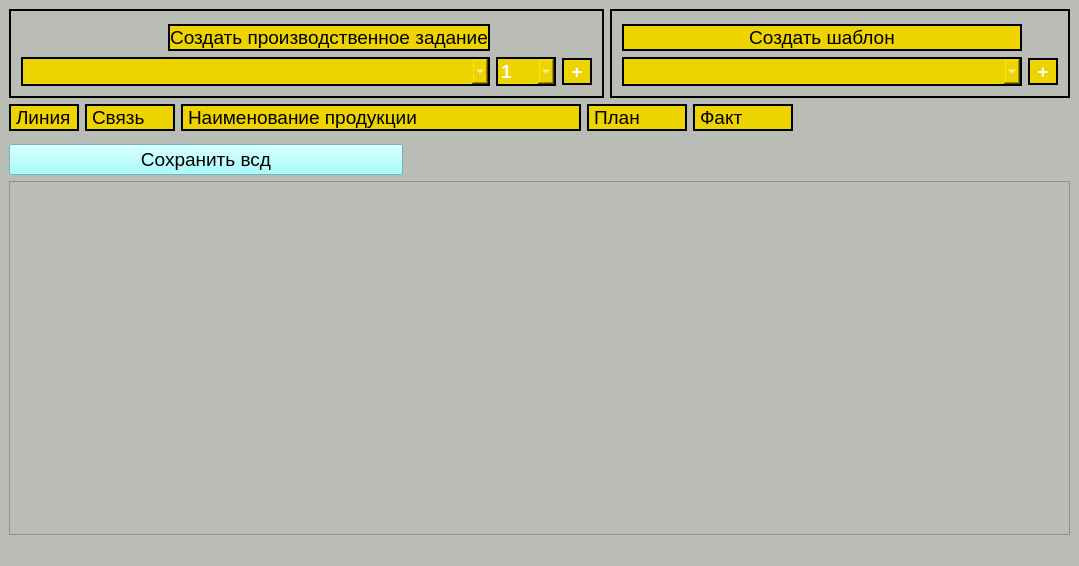
Before: the Qt Designer form mainwindow.ui in avovana/master_labeling, drawn with Qt 5.
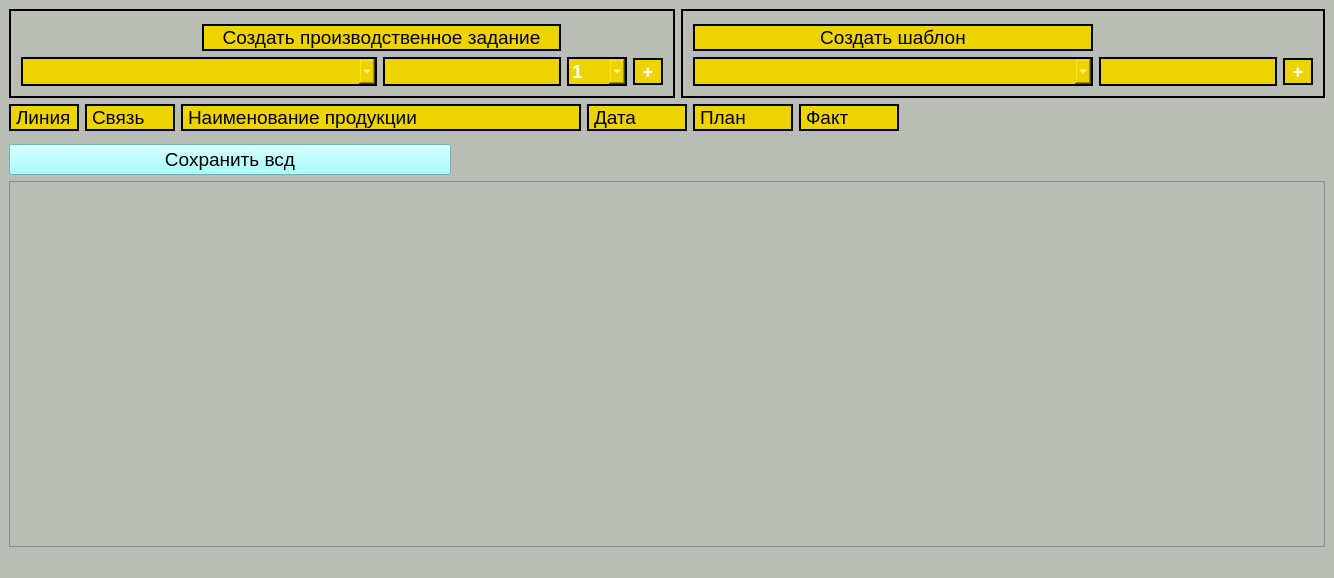
After: the same form once the commit is applied.

Commit message: Finished multitask support

```diff
--- a/mainwindow.ui
+++ b/mainwindow.ui
@@ -6,8 +6,8 @@
    <rect>
     <x>0</x>
     <y>0</y>
-    <width>1079</width>
-    <height>566</height>
+    <width>1157</width>
+    <height>578</height>
    </rect>
   </property>
   <property name="windowTitle">
@@ -131,6 +131,42 @@
         </property>
        </widget>
       </item>
+      <item>
+       <widget class="QLabel" name="date_label">
+        <property name="sizePolicy">
+         <sizepolicy hsizetype="Fixed" vsizetype="Fixed">
+          <horstretch>0</horstretch>
+          <verstretch>0</verstretch>
+         </sizepolicy>
+        </property>
+        <property name="minimumSize">
+         <size>
+          <width>100</width>
+          <height>0</height>
+         </size>
+        </property>
+        <property name="maximumSize">
+         <size>
+          <width>90</width>
+          <height>16777215</height>
+         </size>
+        </property>
+        <property name="font">
+         <font>
+          <pointsize>14</pointsize>
+         </font>
+        </property>
+        <property name="styleSheet">
+         <string notr="true">background-color: rgb(237, 212, 0);</string>
+        </property>
+        <property name="frameShape">
+         <enum>QFrame::WinPanel</enum>
+        </property>
+        <property name="text">
+         <string>Дата</string>
+        </property>
+       </widget>
+      </item>
       <item>
        <widget class="QLabel" name="plan_label">
         <property name="sizePolicy">
@@ -308,6 +344,39 @@
            </property>
           </widget>
          </item>
+         <item row="1" column="2">
+          <widget class="QPushButton" name="make_template_pushbutton">
+           <property name="minimumSize">
+            <size>
+             <width>30</width>
+             <height>0</height>
+            </size>
+           </property>
+           <property name="maximumSize">
+            <size>
+             <width>30</width>
+             <height>16777215</height>
+            </size>
+           </property>
+           <property name="font">
+            <font>
+             <family>Arial</family>
+             <pointsize>14</pointsize>
+             <weight>75</weight>
+             <bold>true</bold>
+            </font>
+           </property>
+           <property name="styleSheet">
+            <string notr="true">background-color: rgb(237, 212, 0);
+font-family: Arial;
+color: rgb(255, 255, 255);font-weight: bold;
+border: 2px solid black;</string>
+           </property>
+           <property name="text">
+            <string>+</string>
+           </property>
+          </widget>
+         </item>
          <item row="0" column="0">
           <widget class="QLabel" name="create_template_label">
            <property name="sizePolicy">
@@ -334,35 +403,14 @@
           </widget>
          </item>
          <item row="1" column="1">
-          <widget class="QPushButton" name="make_template_pushbutton">
-           <property name="minimumSize">
-            <size>
-             <width>30</width>
-             <height>0</height>
-            </size>
-           </property>
-           <property name="maximumSize">
-            <size>
-             <width>30</width>
-             <height>16777215</height>
-            </size>
-           </property>
+          <widget class="QLineEdit" name="date_make_template_line_edit">
            <property name="font">
             <font>
-             <family>Arial</family>
              <pointsize>14</pointsize>
-             <weight>75</weight>
-             <bold>true</bold>
             </font>
            </property>
            <property name="styleSheet">
-            <string notr="true">background-color: rgb(237, 212, 0);
-font-family: Arial;
-color: rgb(255, 255, 255);font-weight: bold;
-border: 2px solid black;</string>
-           </property>
-           <property name="text">
-            <string>+</string>
+            <string notr="true">background-color: rgb(237, 212, 0);</string>
            </property>
           </widget>
          </item>
@@ -393,14 +441,29 @@
          <string/>
         </property>
         <layout class="QGridLayout" name="gridLayout_3">
-         <item row="3" column="0" colspan="2">
-          <widget class="QComboBox" name="product_name_for_task_combobox">
+         <item row="3" column="4">
+          <widget class="QPushButton" name="add_line_pushbutton">
+           <property name="enabled">
+            <bool>true</bool>
+           </property>
            <property name="sizePolicy">
-            <sizepolicy hsizetype="Expanding" vsizetype="Fixed">
+            <sizepolicy hsizetype="Minimum" vsizetype="Fixed">
              <horstretch>0</horstretch>
              <verstretch>0</verstretch>
             </sizepolicy>
            </property>
+           <property name="minimumSize">
+            <size>
+             <width>30</width>
+             <height>0</height>
+            </size>
+           </property>
+           <property name="maximumSize">
+            <size>
+             <width>30</width>
+             <height>16777215</height>
+            </size>
+           </property>
            <property name="font">
             <font>
              <family>Arial</family>
@@ -415,9 +478,15 @@
 color: rgb(255, 255, 255);font-weight: bold;
 border: 2px solid black;</string>
            </property>
+           <property name="text">
+            <string>+</string>
+           </property>
+           <property name="flat">
+            <bool>false</bool>
+           </property>
           </widget>
          </item>
-         <item row="3" column="2">
+         <item row="3" column="3">
           <widget class="QComboBox" name="line_number_choose_combobox">
            <property name="sizePolicy">
             <sizepolicy hsizetype="Minimum" vsizetype="Fixed">
@@ -488,29 +557,14 @@
            </item>
           </widget>
          </item>
-         <item row="3" column="3">
-          <widget class="QPushButton" name="add_line_pushbutton">
-           <property name="enabled">
-            <bool>true</bool>
-           </property>
+         <item row="3" column="0" colspan="2">
+          <widget class="QComboBox" name="product_name_for_task_combobox">
            <property name="sizePolicy">
-            <sizepolicy hsizetype="Minimum" vsizetype="Fixed">
+            <sizepolicy hsizetype="Expanding" vsizetype="Fixed">
              <horstretch>0</horstretch>
              <verstretch>0</verstretch>
             </sizepolicy>
            </property>
-           <property name="minimumSize">
-            <size>
-             <width>30</width>
-             <height>0</height>
-            </size>
-           </property>
-           <property name="maximumSize">
-            <size>
-             <width>30</width>
-             <height>16777215</height>
-            </size>
-           </property>
            <property name="font">
             <font>
              <family>Arial</family>
@@ -525,15 +579,27 @@
 color: rgb(255, 255, 255);font-weight: bold;
 border: 2px solid black;</string>
            </property>
-           <property name="text">
-            <string>+</string>
+          </widget>
+         </item>
+         <item row="3" column="2">
+          <widget class="QLineEdit" name="date_line_edit">
+           <property name="sizePolicy">
+            <sizepolicy hsizetype="Minimum" vsizetype="Fixed">
+             <horstretch>0</horstretch>
+             <verstretch>0</verstretch>
+            </sizepolicy>
            </property>
-           <property name="flat">
-            <bool>false</bool>
+           <property name="font">
+            <font>
+             <pointsize>14</pointsize>
+            </font>
            </property>
+           <property name="styleSheet">
+            <string notr="true">background-color: rgb(237, 212, 0);</string>
+           </property>
           </widget>
          </item>
-         <item row="0" column="1">
+         <item row="0" column="1" colspan="2">
           <widget class="QLabel" name="create_line_label">
            <property name="sizePolicy">
             <sizepolicy hsizetype="Preferred" vsizetype="Fixed">
```
Left out of the diff: 2 changed lines with no effect on the pictures. The commit also changes 2 other files.
